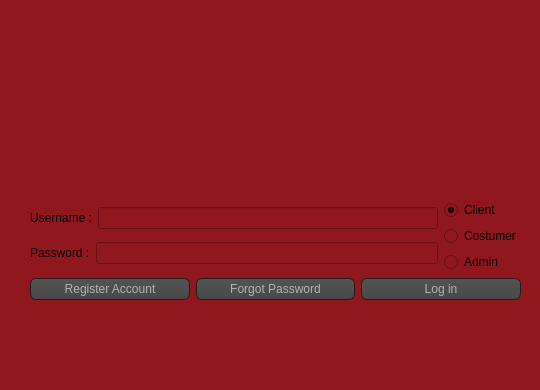
This is AP/login.ui in AP-projects-4001/Guys as Qt 5 draws it before an edit. The edited form follows.
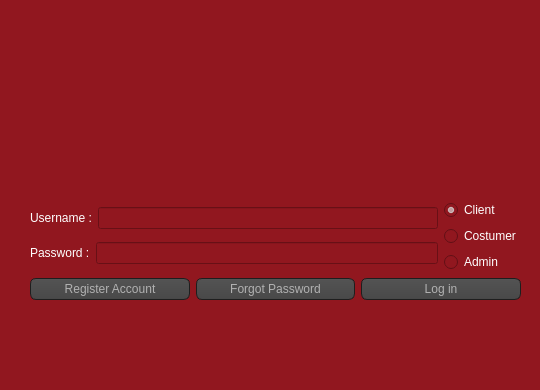
This is the edited form.

Commit message: Fix delete button for client ui

What changed in the file:
```diff
--- a/AP/login.ui
+++ b/AP/login.ui
@@ -30,6 +30,11 @@
 {
     background-color: rgb(145, 23, 31);
 }
+QPushButton:hover
+{
+    background-color: QLinearGradient( x1: 0, y1: 0, x2: 0, y2: 1, stop: 0 #565656, stop: 0.1 #525252, stop: 0.5 #4e4e4e, stop: 0.9 #4a4a4a, stop: 1 #464646);
+	border: 2px solid QLinearGradient( x1: 0, y1: 0, x2: 0, y2: 1, stop: 0 #ffa02f, stop: 1 #d7801a);
+}
 QPushButton
 {
     color: #b1b1b1;
@@ -47,7 +52,19 @@
 {
     background-color: QLinearGradient( x1: 0, y1: 0, x2: 0, y2: 1, stop: 0 #2d2d2d, stop: 0.1 #2b2b2b, stop: 0.5 #292929, stop: 0.9 #282828, stop: 1 #252525);
 }
-</string>
+
+QLineEdit
+{
+    color: #ffffff;
+}
+QRadioButton
+{
+    color: #ffffff;
+}
+QLabel
+{
+    color: #ffffff;
+}</string>
   </property>
   <widget class="QWidget" name="centralwidget">
    <widget class="QLabel" name="label_3">
```
Left out of the diff: 2 changed lines with no effect on the pictures. The commit also changes 3 other files.
